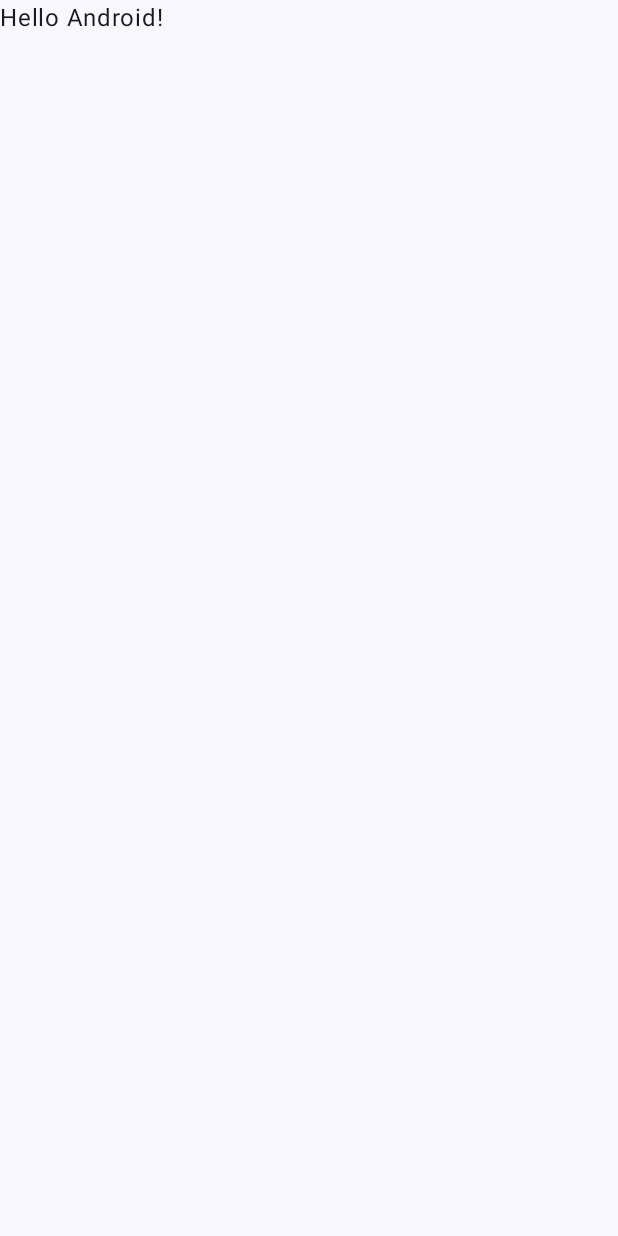
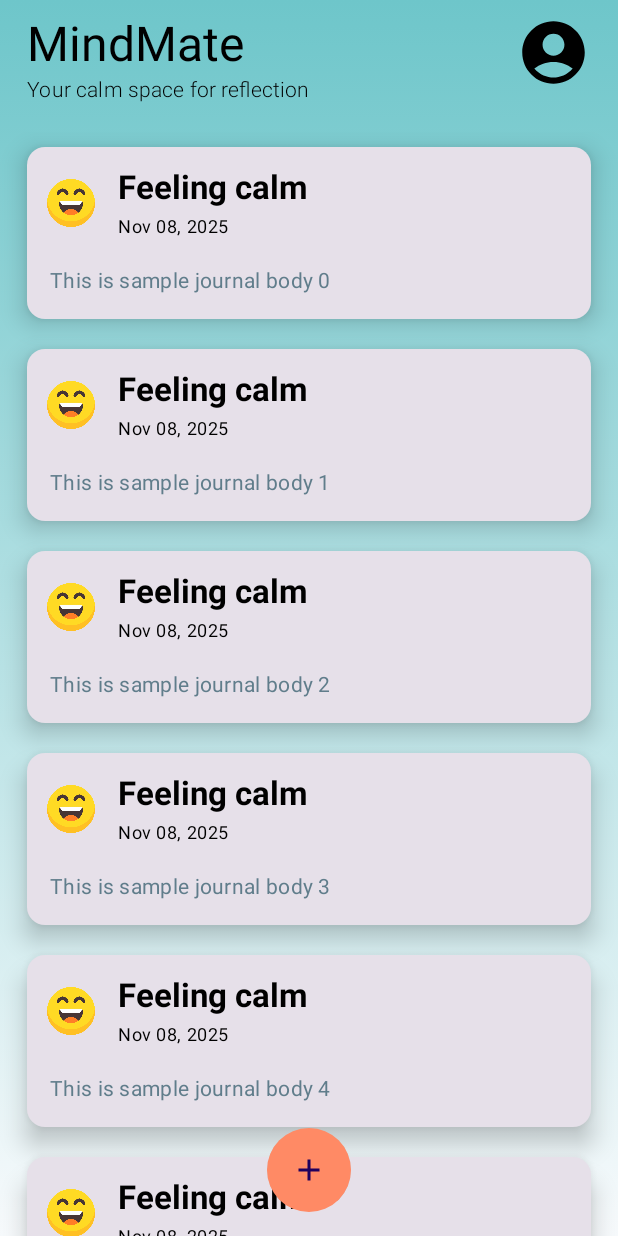
Before and after one commit to DroidSU/MindMate, an Android app built with Jetpack Compose: the screen it shows after launch once a user with an empty profile is signed in (MainActivity), on a phone screen of 412 x 824 dp. Before the commit the screen is almost empty. Run offline under Robolectric (Android 15) with nearby library versions, the phone set to English and light mode, and no system bars; our stand-ins replace Firebase (no records; nobody signed in at launch, a user with empty details on screens opened directly).

Commit message:
MainActivity.kt displays new journals created by user User can create new journals entries in NewJournalActivity.kt
Signed-off-by: Sujoy Datta <sujoydatta26@gmail.com>

```diff
--- a/app/build.gradle.kts
+++ b/app/build.gradle.kts
@@ -54,6 +54,7 @@ dependencies {
     implementation(platform(libs.firebase.bom))
     implementation(libs.firebase.auth.ktx)
     implementation(libs.androidx.lifecycle.viewmodel.compose)
+    implementation(libs.androidx.material.icons.extended)
     testImplementation(libs.junit)
     androidTestImplementation(libs.androidx.junit)
     androidTestImplementation(libs.androidx.espresso.core)
--- /dev/null
+++ b/app/src/main/java/com/sujoy/mindmate/models/JournalItemModel.kt
@@ -0,0 +1,9 @@
+package com.sujoy.mindmate.models
+
+data class JournalItemModel(
+    var id: String,
+    var title: String,
+    val body: String,
+    val date: Long,
+    val sentiment: Moods
+)
--- /dev/null
+++ b/app/src/main/java/com/sujoy/mindmate/models/Moods.kt
@@ -0,0 +1,5 @@
+package com.sujoy.mindmate.models
+
+enum class Moods {
+    HAPPY, SAD, ANGRY, NEUTRAL
+}
--- a/app/src/main/java/com/sujoy/mindmate/ui/theme/Color.kt
+++ b/app/src/main/java/com/sujoy/mindmate/ui/theme/Color.kt
@@ -28,3 +28,6 @@ val TertiaryCharcoalBlueDark = Color(0xFFE2E8F0)
 
 val TextPrimarySingleDark = Color(0xFFE8EEF3)
 val TextSecondarySingleDark = Color(0xFFB0BEC5)
+
+val FABBackground = Color(0xFFFF8A65)
+val FABBackgroundDark = Color(0xFFFFAB91)
--- a/app/src/main/java/com/sujoy/mindmate/ui/theme/Theme.kt
+++ b/app/src/main/java/com/sujoy/mindmate/ui/theme/Theme.kt
@@ -21,6 +21,7 @@ private val DarkColorScheme = darkColorScheme(
     onPrimary = White,
     onBackground = TextPrimarySingleDark,
     onSurface = TextSecondarySingleDark,
+    primaryContainer = FABBackgroundDark
 )
 
 private val LightColorScheme = lightColorScheme(
@@ -32,16 +33,7 @@ private val LightColorScheme = lightColorScheme(
     onPrimary = White,
     onBackground = TextPrimary,
     onSurface = TextSecondary,
-
-    /* Other default colors to override
-    background = Color(0xFFFFFBFE),
-    surface = Color(0xFFFFFBFE),
-    onPrimary = Color.White,
-    onSecondary = Color.White,
-    onTertiary = Color.White,
-    onBackground = Color(0xFF1C1B1F),
-    onSurface = Color(0xFF1C1B1F),
-    */
+    primaryContainer = FABBackground
 )
 
 @Composable
--- /dev/null
+++ b/app/src/main/java/com/sujoy/mindmate/utils/UtilityMethods.kt
@@ -0,0 +1,15 @@
+package com.sujoy.mindmate.utils
+
+import java.text.SimpleDateFormat
+import java.util.Date
+import java.util.Locale
+
+class UtilityMethods {
+    companion object {
+
+        fun formatDate(milliseconds: Long): String {
+            val formatter = SimpleDateFormat("MMM dd, yyyy", Locale.getDefault())
+            return formatter.format(Date(milliseconds))
+        }
+    }
+}
--- /dev/null
+++ b/app/src/main/java/com/sujoy/mindmate/views/JournalItem.kt
@@ -0,0 +1,91 @@
+package com.sujoy.mindmate.views
+
+import androidx.compose.foundation.Image
+import androidx.compose.foundation.layout.Arrangement
+import androidx.compose.foundation.layout.Column
+import androidx.compose.foundation.layout.Row
+import androidx.compose.foundation.layout.Spacer
+import androidx.compose.foundation.layout.fillMaxWidth
+import androidx.compose.foundation.layout.padding
+import androidx.compose.foundation.layout.size
+import androidx.compose.foundation.layout.width
+import androidx.compose.material3.Card
+import androidx.compose.material3.CardDefaults
+import androidx.compose.material3.MaterialTheme
+import androidx.compose.material3.Text
+import androidx.compose.runtime.Composable
+import androidx.compose.ui.Alignment
+import androidx.compose.ui.Modifier
+import androidx.compose.ui.graphics.Color
+import androidx.compose.ui.res.painterResource
+import androidx.compose.ui.text.font.FontWeight
+import androidx.compose.ui.tooling.preview.Preview
+import androidx.compose.ui.unit.dp
+import com.sujoy.mindmate.R
+import com.sujoy.mindmate.models.JournalItemModel
+import com.sujoy.mindmate.models.Moods
+import com.sujoy.mindmate.utils.UtilityMethods
+
+@Composable
+fun JournalItem(journalItemModel: JournalItemModel) {
+
+    Card(
+        modifier = Modifier
+            .padding(10.dp)
+            .fillMaxWidth(),
+        elevation = CardDefaults.cardElevation(10.dp),
+    ) {
+        Column(modifier = Modifier.padding(5.dp), verticalArrangement = Arrangement.Center) {
+            Row(
+                modifier = Modifier
+                    .fillMaxWidth()
+                    .padding(8.dp),
+                horizontalArrangement = Arrangement.Start,
+                verticalAlignment = Alignment.CenterVertically
+            ) {
+                Image(
+                    painter = painterResource(R.drawable.ic_happy),
+                    contentDescription = "Mood Icon",
+                    modifier = Modifier.size(32.dp)
+                )
+                Spacer(modifier = Modifier.width(15.dp))
+                Column() {
+                    Text(
+                        journalItemModel.title,
+                        style = MaterialTheme.typography.titleLarge,
+                        fontWeight = FontWeight.Bold,
+                        color = Color.Black
+                    )
+                    Text(
+                        UtilityMethods.formatDate(journalItemModel.date),
+                        style = MaterialTheme.typography.bodySmall,
+                        color = Color.Black,
+                        fontWeight = FontWeight.Normal,
+                        modifier = Modifier.padding(top = 4.dp)
+                    )
+                }
+            }
+            Text(
+                journalItemModel.body,
+                style = MaterialTheme.typography.bodyMedium,
+                modifier = Modifier
+                    .padding(10.dp)
+                    .fillMaxWidth()
+            )
+        }
+    }
+
+}
+
+@Preview(showBackground = true)
+@Composable
+fun JournalItemPreview() {
+    val journalItemModel = JournalItemModel(
+        id = "",
+        title = "Feeling calm",
+        body = "This is a sample journal body",
+        System.currentTimeMillis(),
+        Moods.NEUTRAL
+    )
+    JournalItem(journalItemModel = journalItemModel)
+}
--- a/app/src/main/java/com/sujoy/mindmate/views/MainActivity.kt
+++ b/app/src/main/java/com/sujoy/mindmate/views/MainActivity.kt
@@ -1,17 +1,49 @@
 package com.sujoy.mindmate.views
 
+import android.content.Intent
 import android.os.Bundle
 import androidx.activity.ComponentActivity
 import androidx.activity.compose.setContent
 import androidx.activity.enableEdgeToEdge
+import androidx.compose.foundation.background
+import androidx.compose.foundation.layout.Arrangement
+import androidx.compose.foundation.layout.Box
+import androidx.compose.foundation.layout.Column
+import androidx.compose.foundation.layout.Row
+import androidx.compose.foundation.layout.Spacer
 import androidx.compose.foundation.layout.fillMaxSize
+import androidx.compose.foundation.layout.fillMaxWidth
+import androidx.compose.foundation.layout.height
 import androidx.compose.foundation.layout.padding
+import androidx.compose.foundation.layout.size
+import androidx.compose.foundation.lazy.LazyColumn
+import androidx.compose.foundation.shape.CircleShape
+import androidx.compose.material.icons.Icons
+import androidx.compose.material.icons.filled.AccountCircle
+import androidx.compose.material.icons.filled.Add
+import androidx.compose.material3.FabPosition
+import androidx.compose.material3.FloatingActionButton
+import androidx.compose.material3.Icon
+import androidx.compose.material3.MaterialTheme
 import androidx.compose.material3.Scaffold
 import androidx.compose.material3.Text
 import androidx.compose.runtime.Composable
+import androidx.compose.runtime.LaunchedEffect
+import androidx.compose.runtime.collectAsState
+import androidx.compose.runtime.getValue
 import androidx.compose.ui.Modifier
+import androidx.compose.ui.draw.clip
+import androidx.compose.ui.graphics.Brush
+import androidx.compose.ui.graphics.Color
+import androidx.compose.ui.platform.LocalContext
+import androidx.compose.ui.text.font.FontWeight
 import androidx.compose.ui.tooling.preview.Preview
-import com.sujoy.mindmate.views.ui.theme.MindMateTheme
+import androidx.compose.ui.unit.dp
+import androidx.lifecycle.viewmodel.compose.viewModel
+import com.sujoy.mindmate.models.JournalItemModel
+import com.sujoy.mindmate.models.Moods
+import com.sujoy.mindmate.ui.theme.MindMateTheme
+import com.sujoy.mindmate.vm.MainActivityViewModel
 
 class MainActivity : ComponentActivity() {
     override fun onCreate(savedInstanceState: Bundle?) {
@@ -19,29 +51,111 @@ class MainActivity : ComponentActivity() {
         enableEdgeToEdge()
         setContent {
             MindMateTheme {
-                Scaffold(modifier = Modifier.fillMaxSize()) { innerPadding ->
-                    Greeting(
-                        name = "Android",
-                        modifier = Modifier.padding(innerPadding)
-                    )
-                }
+                MainScreen()
             }
         }
     }
 }
 
 @Composable
-fun Greeting(name: String, modifier: Modifier = Modifier) {
-    Text(
-        text = "Hello $name!",
-        modifier = modifier
-    )
+private fun MainScreen(viewModel: MainActivityViewModel = viewModel()) {
+    val isFABClicked by viewModel.isFABClicked.collectAsState()
+    val context = LocalContext.current
+
+    LaunchedEffect(isFABClicked) {
+        if (isFABClicked) {
+            viewModel.onActivitySwitch()
+            context.startActivity(Intent(context, NewJournalActivity::class.java))
+        }
+    }
+
+    Box(
+        modifier = Modifier
+            .fillMaxSize()
+            .background(
+                Brush.verticalGradient(
+                    colors = listOf(
+                        MaterialTheme.colorScheme.primary,
+                        MaterialTheme.colorScheme.background
+                    )
+                )
+            )
+    ) {
+        Scaffold(
+            containerColor = Color.Transparent, // This makes the Scaffold's background see-through
+            floatingActionButton = {
+                FloatingActionButton(
+                    onClick = {
+                        viewModel.onFABClick()
+                    },
+                    modifier = Modifier.clip(CircleShape),
+                    containerColor = MaterialTheme.colorScheme.primaryContainer
+                ) {
+                    Icon(
+                        Icons.Filled.Add,
+                        contentDescription = "Add new journal entry",
+                        modifier = Modifier.size(24.dp),
+                    )
+                }
+            },
+            floatingActionButtonPosition = FabPosition.Center // Position it in the center
+        ) { innerPadding ->
+            Column(
+                modifier = Modifier
+                    .padding(innerPadding)
+                    .padding(horizontal = 8.dp)
+                    .fillMaxSize()
+            ) {
+                Header()
+                Spacer(modifier = Modifier.height(8.dp))
+                JournalList()
+            }
+        }
+    }
+}
+
+@Composable
+private fun Header() {
+    Row(
+        modifier = Modifier
+            .fillMaxWidth()
+            .padding(10.dp),
+        horizontalArrangement = Arrangement.SpaceBetween
+    ) {
+        Column {
+            Text("MindMate", style = MaterialTheme.typography.headlineLarge)
+            Text(
+                "Your calm space for reflection",
+                style = MaterialTheme.typography.titleSmall,
+                fontWeight = FontWeight.Light
+            )
+        }
+        Icon(Icons.Filled.AccountCircle, contentDescription = "Account", Modifier.size(50.dp))
+    }
+}
+
+@Composable
+private fun JournalList() {
+    LazyColumn {
+        items(10) {
+
+            // REMOVE THIS SECTION AFTER ADDING ACTUAL LOGIC
+            val journalItemModel = JournalItemModel(
+                id = "",
+                title = "Feeling calm",
+                body = "This is sample journal body $it",
+                System.currentTimeMillis(),
+                Moods.NEUTRAL
+            )
+            JournalItem(journalItemModel = journalItemModel)
+        }
+    }
 }
 
 @Preview(showBackground = true)
 @Composable
-fun GreetingPreview() {
+private fun MainScreenPreview() {
     MindMateTheme {
-        Greeting("Android")
+        MainScreen()
     }
 }
--- a/app/src/main/java/com/sujoy/mindmate/vm/SignInViewModel.kt
+++ b/app/src/main/java/com/sujoy/mindmate/vm/AuthenticationViewModel.kt
@@ -14,7 +14,7 @@ import kotlinx.coroutines.flow.StateFlow
 import kotlinx.coroutines.flow.asStateFlow
 import kotlinx.coroutines.launch
 
-class SignInViewModel : ViewModel() {
+class AuthenticationViewModel : ViewModel() {
     private val authRepository: AuthRepository = AuthRepositoryImpl()
 
     // --- UI State ---
--- /dev/null
+++ b/app/src/main/java/com/sujoy/mindmate/vm/MainActivityViewModel.kt
@@ -0,0 +1,19 @@
+package com.sujoy.mindmate.vm
+
+import androidx.lifecycle.ViewModel
+import kotlinx.coroutines.flow.MutableStateFlow
+import kotlinx.coroutines.flow.StateFlow
+import kotlinx.coroutines.flow.asStateFlow
+
+class MainActivityViewModel : ViewModel() {
+    private val _isFABClicked = MutableStateFlow(false)
+    val isFABClicked: StateFlow<Boolean> = _isFABClicked.asStateFlow()
+
+    fun onFABClick() {
+        _isFABClicked.value = true
+    }
+
+    fun onActivitySwitch() {
+        _isFABClicked.value = false
+    }
+}
--- a/gradle/libs.versions.toml
+++ b/gradle/libs.versions.toml
@@ -12,6 +12,7 @@ firebaseBom = "34.5.0"
 googleServices = "4.4.1"
 firebaseAuthKtx = "23.2.1"
 lifecycleViewmodelCompose = "2.9.4"
+materialIconsExtended = "1.7.8"
 
 [libraries]
 androidx-core-ktx = { group = "androidx.core", name = "core-ktx", version.ref = "coreKtx" }
@@ -31,6 +32,7 @@ androidx-compose-material3 = { group = "androidx.compose.material3", name = "mat
 firebase-bom = { group = "com.google.firebase", name = "firebase-bom", version.ref = "firebaseBom"}
 firebase-auth-ktx = { group = "com.google.firebase", name = "firebase-auth-ktx", version.ref = "firebaseAuthKtx" }
 androidx-lifecycle-viewmodel-compose = { group = "androidx.lifecycle", name = "lifecycle-viewmodel-compose", version.ref = "lifecycleViewmodelCompose" }
+androidx-material-icons-extended = { group = "androidx.compose.material", name = "material-icons-extended", version.ref = "materialIconsExtended" }
 
 [plugins]
 android-application = { id = "com.android.application", version.ref = "agp" }
```
Also changed, not shown: app/src/main/AndroidManifest.xml (+6 -2 lines), app/src/main/java/com/sujoy/mindmate/views/AuthenticationActivity.kt (+22 -8 lines), app/src/main/java/com/sujoy/mindmate/views/NewJournalActivity.kt (added, +109 -0 lines), app/src/main/java/com/sujoy/mindmate/vm/NewJournalViewModel.kt (added, +16 -0 lines), app/src/main/res/drawable/ic_angry.png (added), app/src/main/res/drawable/ic_happy.png (added), app/src/main/res/drawable/ic_neutral.png (added), app/src/main/res/drawable/ic_sad.png (added).
